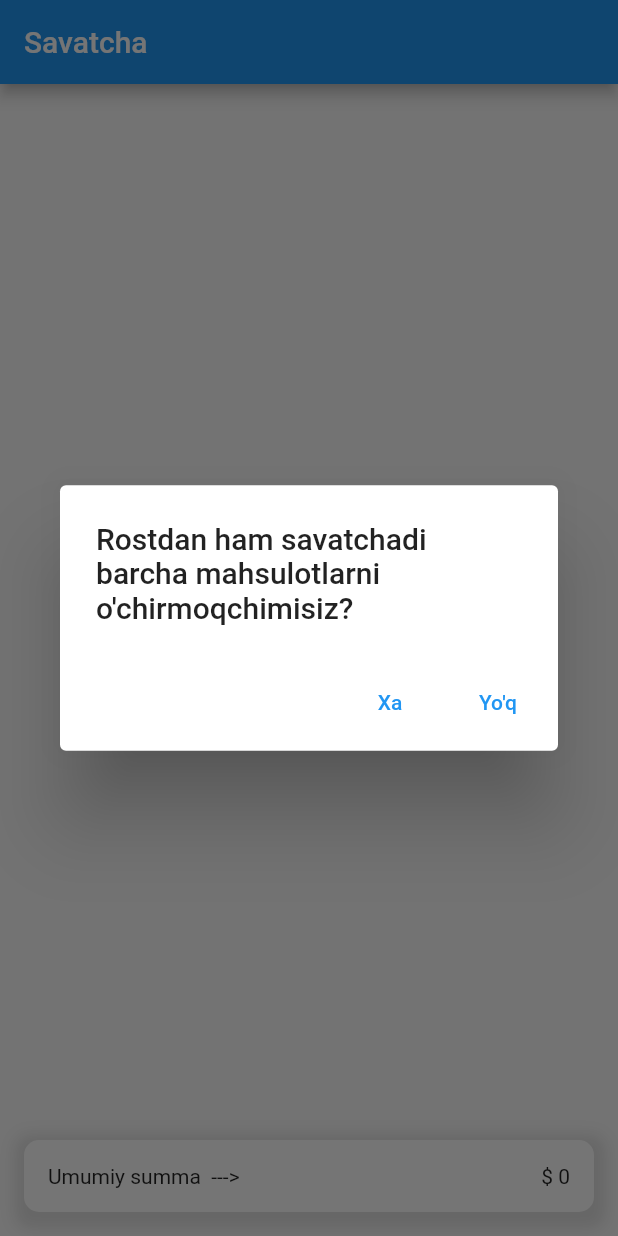
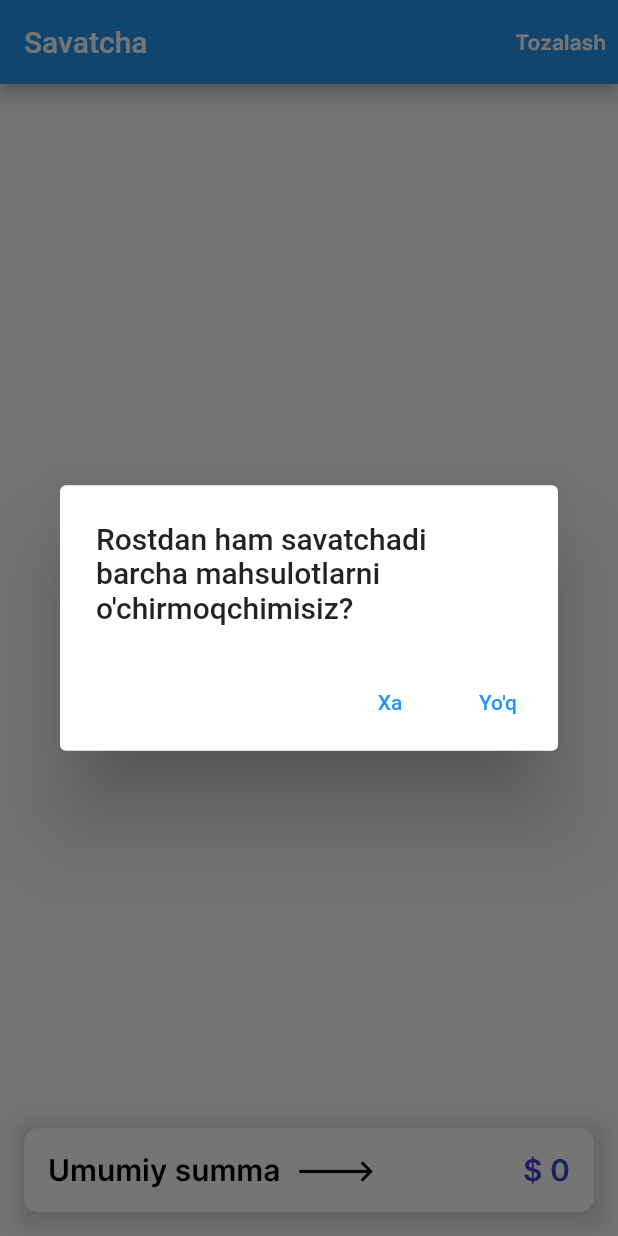
Before and after one commit to Abdumutalibovo/shopping_app-Exam, a Flutter app: the BasketScreen screen opened directly with empty values, after a tap on "Tozalash", on a phone screen of 412 x 824 dp. Run offline on Flutter 3.47's test engine with Material 2 defaults, Android fonts, the phone set to English and light mode, and no system bars; our stand-ins replace cached_network_image, fluttertoast, shared_preferences, shimmer, sqflite; accounts and stored records are empty; network calls fail.

Commit message:
thrid commit

```diff
--- a/lib/data/my_repository.dart
+++ b/lib/data/my_repository.dart
@@ -19,8 +19,6 @@ class MyRepository {
 
   Future<List<CategoryItem>> getAllCategories() =>
       apiProvider.getAllCategories();
-
-//  -----------------------------------Products------------------------------------------
 
   Future<CachedProduct> insertCachedProduct(
       {required CachedProduct cachedProduct}) async {
--- a/lib/main.dart
+++ b/lib/main.dart
@@ -1,18 +1,36 @@
 import 'package:flutter/material.dart';
+import 'package:flutter/services.dart';
 import 'package:shopping_app_exam/presintation/screens/shopping_main/main_box/main_box_screen.dart';
+import 'package:shopping_app_exam/presintation/screens/shopping_main/router.dart';
+import 'package:shopping_app_exam/utils/constants.dart';
 void main() {
   runApp(const MyApp());
+  SystemChrome.setSystemUIOverlayStyle(const SystemUiOverlayStyle(
+    statusBarColor: Colors.transparent, // status bar color
+  ));
+  WidgetsFlutterBinding.ensureInitialized();
+  SystemChrome.setPreferredOrientations([
+    DeviceOrientation.portraitUp,
+    DeviceOrientation.portraitDown,
+  ]);
 }
 
 class MyApp extends StatelessWidget {
-  const MyApp({super.key});
+  const MyApp({Key? key}) : super(key: key);
 
-  // This widget is the root of your application.
   @override
   Widget build(BuildContext context) {
     return MaterialApp(
       debugShowCheckedModeBanner: false,
-      home: MainBox(),
+      title: 'Flutter Demo',
+      theme: ThemeData(
+        primarySwatch: Colors.blue,
+      ),
+      home: const MainBox(),
+      initialRoute: tabsRoute,
+      onGenerateRoute: MyRouter.generateRoute,
     );
   }
 }
+
+//flutter packages pub run build_runner build --delete-conflicting-outputs
--- /dev/null
+++ b/lib/utils/colors.dart
@@ -0,0 +1,28 @@
+import 'package:flutter/material.dart';
+
+class MyColors {
+  static const black = Colors.black;
+  static const white = Colors.white;
+  static const C_4047C1 = Color(0xFF4047C1);
+  static const C_6066D0 = Color(0xFF6066D0);
+  static const C_8888EA = Color(0xFF8888EA);
+  static const C_535050 = Color(0xFF535050);
+  static const C_FCA82F = Color(0xFFFCA82F);
+  static const C_E5E5E5 = Color(0xFFE5E5E5);
+
+  // gradients
+  static const redBar = [
+    Color(0xFFEE709D),
+    Color(0xFFEC8870),
+  ];
+
+  static const blueBar = [
+    Color(0xFF4F78EE),
+    Color(0xFF11B1FB),
+  ];
+
+  static const purpleBar = [
+    Color(0xFFA48DD1),
+    Color(0xFFF2BDE9),
+  ];
+}
--- /dev/null
+++ b/lib/utils/constants.dart
@@ -0,0 +1,6 @@
+const String API_KEY = "139d82d53b7f20c0a44c1bc27377f9ff";
+const String BASE_URL = "api.openweathermap.org";
+
+const String tabsRoute = "/";
+const String favouritesRoute = "/favourites_route";
+const String categoriesProductsRoute = "/categories_products_route";
--- /dev/null
+++ b/lib/utils/styles.dart
@@ -0,0 +1,46 @@
+import 'package:flutter/material.dart';
+
+class MyTextStyle {
+  static final TextStyle interLight300 = TextStyle(
+    fontWeight: FontWeight.w300,
+    fontFamily: 'Inter',
+    fontSize: 14,
+  );
+
+  static final TextStyle interRegular400 = TextStyle(
+    fontWeight: FontWeight.w400,
+    fontFamily: 'Inter',
+    fontSize: 14,
+  );
+
+  static final TextStyle interMedium500 = TextStyle(
+    fontWeight: FontWeight.w500,
+    fontFamily: 'Inter',
+    fontSize: 14,
+  );
+
+  static final TextStyle interSemiBold600 = TextStyle(
+    fontFamily: 'Inter',
+    fontWeight: FontWeight.w600,
+    fontSize: 14,
+  );
+
+  static final TextStyle interItalic400 = TextStyle(
+    fontFamily: 'Inter',
+    fontWeight: FontWeight.w400,
+    fontStyle: FontStyle.italic,
+    fontSize: 14,
+  );
+
+  static final TextStyle interBold700 = TextStyle(
+    fontWeight: FontWeight.w700,
+    fontFamily: 'Inter',
+    fontSize: 14,
+  );
+
+  static final TextStyle interBlack900 = TextStyle(
+    fontWeight: FontWeight.w900,
+    fontFamily: 'Inter',
+    fontSize: 14,
+  );
+}
--- /dev/null
+++ b/lib/utils/utility_functions.dart
@@ -0,0 +1,23 @@
+import 'package:flutter/material.dart';
+import 'package:fluttertoast/fluttertoast.dart';
+class UtilityFunctions {
+  static getMyToast({required String message}) => Fluttertoast.showToast(
+    msg: message,
+    toastLength: Toast.LENGTH_SHORT,
+    gravity: ToastGravity.BOTTOM_RIGHT,
+    timeInSecForIosWeb: 1,
+    backgroundColor: Colors.grey.shade300,
+    textColor: Colors.black,
+    fontSize: 16.0,
+  );
+
+  static void fieldFocusChange(
+      BuildContext context, FocusNode currentFocus, FocusNode nextFocus) {
+    currentFocus.unfocus();
+    FocusScope.of(context).requestFocus(nextFocus);
+  }
+
+
+  String getWeatherIcon({required String innerCode}) => "http://openweathermap.org/img/wn/${innerCode}@2x.png";
+
+}
```
Also changed, not shown: lib/utils/images.dart (added).
